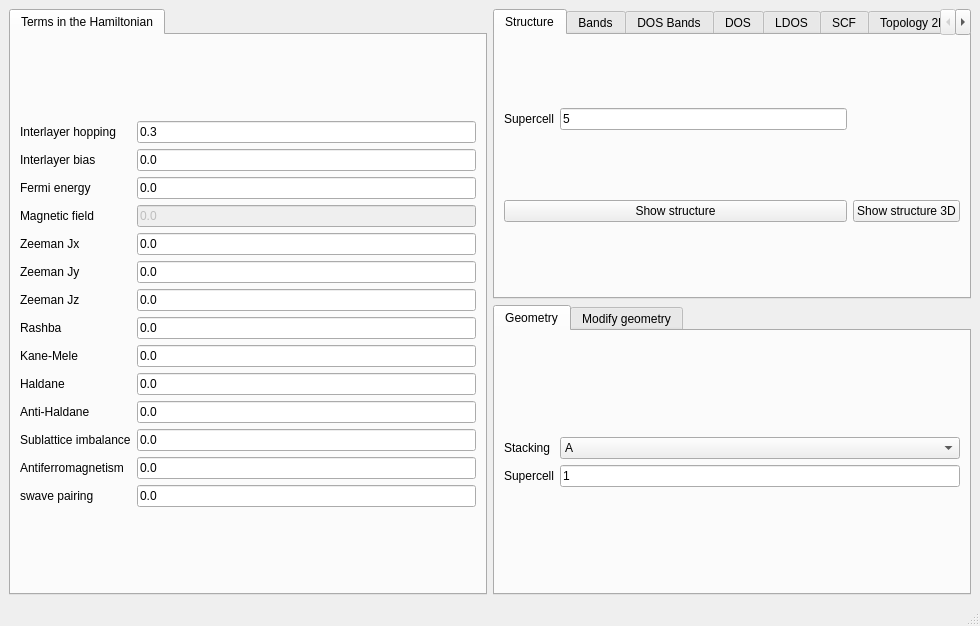
First picture: the form in development/interface-pyqt/multilayergraphene/interface.ui, repository joselado/quantum-honeycomp, before the edit.
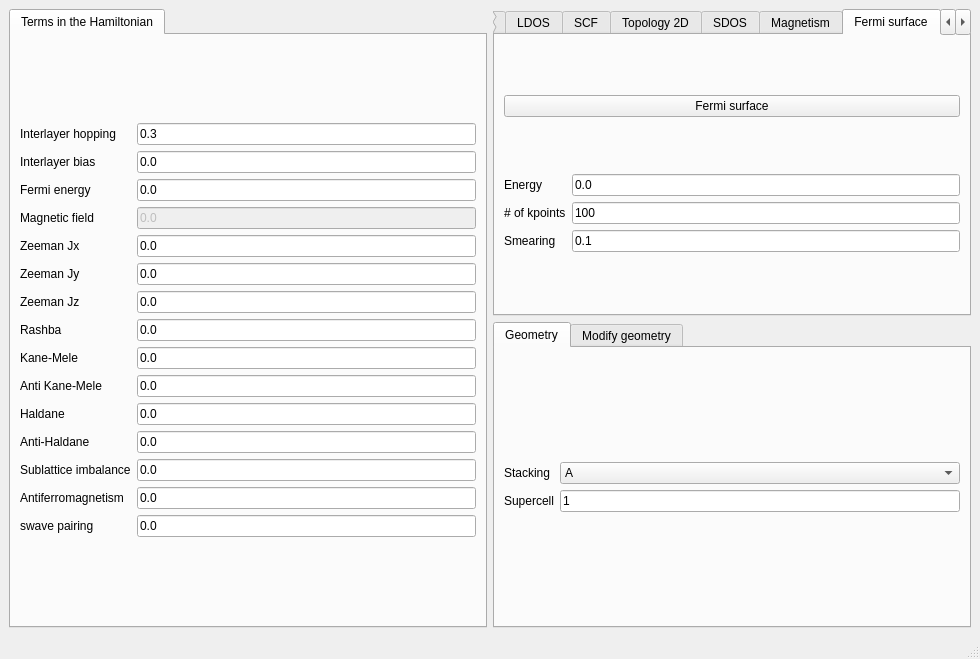
Second picture: the form after the edit. The open tabs and pages were chosen to show the change.

What changed in the file:
```diff
--- a/development/interface-pyqt/multilayergraphene/interface.ui
+++ b/development/interface-pyqt/multilayergraphene/interface.ui
@@ -7,7 +7,7 @@
     <x>0</x>
     <y>0</y>
     <width>980</width>
-    <height>626</height>
+    <height>659</height>
    </rect>
   </property>
   <property name="windowTitle">
@@ -27,7 +27,14 @@
        <layout class="QGridLayout" name="gridLayout_24">
         <item row="0" column="0">
          <layout class="QGridLayout" name="gridLayout">
-          <item row="13" column="1">
+          <item row="3" column="0">
+           <widget class="QLabel" name="label_14">
+            <property name="text">
+             <string>Magnetic field</string>
+            </property>
+           </widget>
+          </item>
+          <item row="14" column="1">
            <widget class="QLineEdit" name="swave">
             <property name="text">
              <string>0.0</string>
@@ -55,7 +62,7 @@
             </property>
            </widget>
           </item>
-          <item row="11" column="1">
+          <item row="12" column="1">
            <widget class="QLineEdit" name="mAB">
             <property name="text">
              <string>0.0</string>
@@ -93,21 +100,21 @@
             </property>
            </widget>
           </item>
-          <item row="9" column="0">
+          <item row="10" column="0">
            <widget class="QLabel" name="label_24">
             <property name="text">
              <string>Haldane</string>
             </property>
            </widget>
           </item>
-          <item row="10" column="1">
+          <item row="11" column="1">
            <widget class="QLineEdit" name="antihaldane">
             <property name="text">
              <string>0.0</string>
             </property>
            </widget>
           </item>
-          <item row="13" column="0">
+          <item row="14" column="0">
            <widget class="QLabel" name="label_26">
             <property name="text">
              <string>swave pairing</string>
@@ -131,14 +138,14 @@
             </property>
            </widget>
           </item>
-          <item row="9" column="1">
+          <item row="10" column="1">
            <widget class="QLineEdit" name="haldane">
             <property name="text">
              <string>0.0</string>
             </property>
            </widget>
           </item>
-          <item row="12" column="1">
+          <item row="13" column="1">
            <widget class="QLineEdit" name="mAF">
             <property name="text">
              <string>0.0</string>
@@ -173,28 +180,21 @@
             </property>
            </widget>
           </item>
-          <item row="11" column="0">
+          <item row="12" column="0">
            <widget class="QLabel" name="label_12">
             <property name="text">
              <string>Sublattice imbalance</string>
             </property>
            </widget>
           </item>
-          <item row="3" column="0">
-           <widget class="QLabel" name="label_14">
-            <property name="text">
-             <string>Magnetic field</string>
-            </property>
-           </widget>
-          </item>
-          <item row="12" column="0">
+          <item row="13" column="0">
            <widget class="QLabel" name="label_13">
             <property name="text">
              <string>Antiferromagnetism</string>
             </property>
            </widget>
           </item>
-          <item row="10" column="0">
+          <item row="11" column="0">
            <widget class="QLabel" name="label_25">
             <property name="text">
              <string>Anti-Haldane</string>
@@ -229,6 +229,20 @@
             </property>
            </widget>
           </item>
+          <item row="9" column="1">
+           <widget class="QLineEdit" name="antikanemele">
+            <property name="text">
+             <string>0.0</string>
+            </property>
+           </widget>
+          </item>
+          <item row="9" column="0">
+           <widget class="QLabel" name="label_41">
+            <property name="text">
+             <string>Anti Kane-Mele</string>
+            </property>
+           </widget>
+          </item>
          </layout>
         </item>
        </layout>
@@ -895,6 +909,66 @@
         </item>
        </layout>
       </widget>
+      <widget class="QWidget" name="tab_16">
+       <attribute name="title">
+        <string>Fermi surface</string>
+       </attribute>
+       <layout class="QVBoxLayout" name="verticalLayout_3">
+        <item>
+         <widget class="QPushButton" name="show_fermi_surface">
+          <property name="text">
+           <string>Fermi surface</string>
+          </property>
+         </widget>
+        </item>
+        <item>
+         <layout class="QGridLayout" name="gridLayout_37">
+          <item row="1" column="0">
+           <widget class="QLabel" name="label_52">
+            <property name="text">
+             <string># of kpoints</string>
+            </property>
+           </widget>
+          </item>
+          <item row="2" column="1">
+           <widget class="QLineEdit" name="delta_fs">
+            <property name="text">
+             <string>0.1</string>
+            </property>
+           </widget>
+          </item>
+          <item row="0" column="1">
+           <widget class="QLineEdit" name="energy_fs">
+            <property name="text">
+             <string>0.0</string>
+            </property>
+           </widget>
+          </item>
+          <item row="2" column="0">
+           <widget class="QLabel" name="label_54">
+            <property name="text">
+             <string>Smearing</string>
+            </property>
+           </widget>
+          </item>
+          <item row="1" column="1">
+           <widget class="QLineEdit" name="nk_fs">
+            <property name="text">
+             <string>100</string>
+            </property>
+           </widget>
+          </item>
+          <item row="0" column="0">
+           <widget class="QLabel" name="label_40">
+            <property name="text">
+             <string>Energy</string>
+            </property>
+           </widget>
+          </item>
+         </layout>
+        </item>
+       </layout>
+      </widget>
       <widget class="QWidget" name="tab_15">
        <attribute name="title">
         <string>Sweep</string>
```
Left out of the diff: 5 changed lines with no effect on the pictures.
